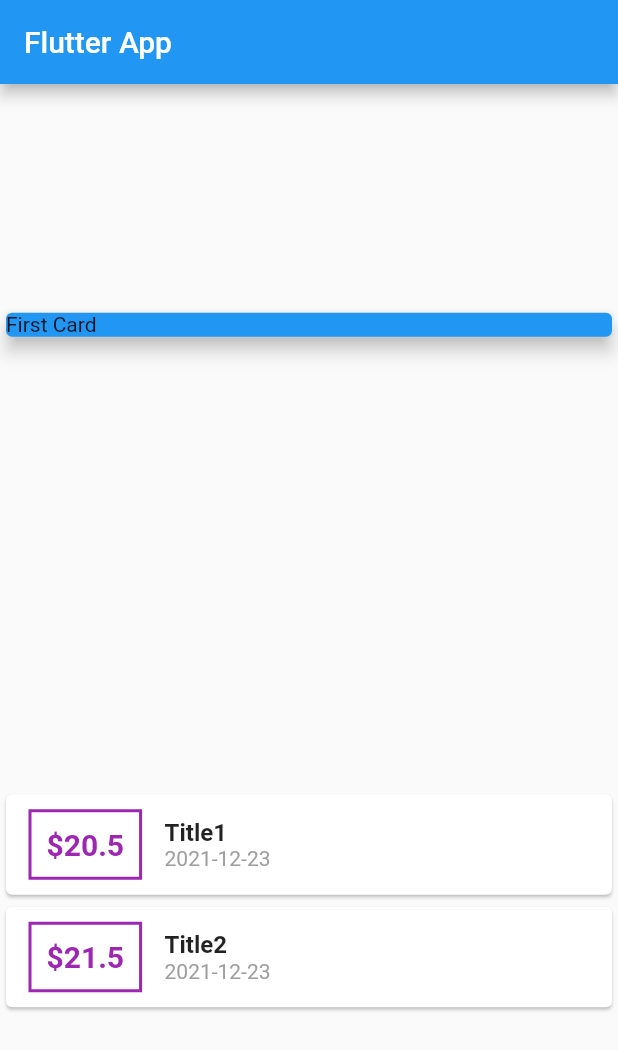
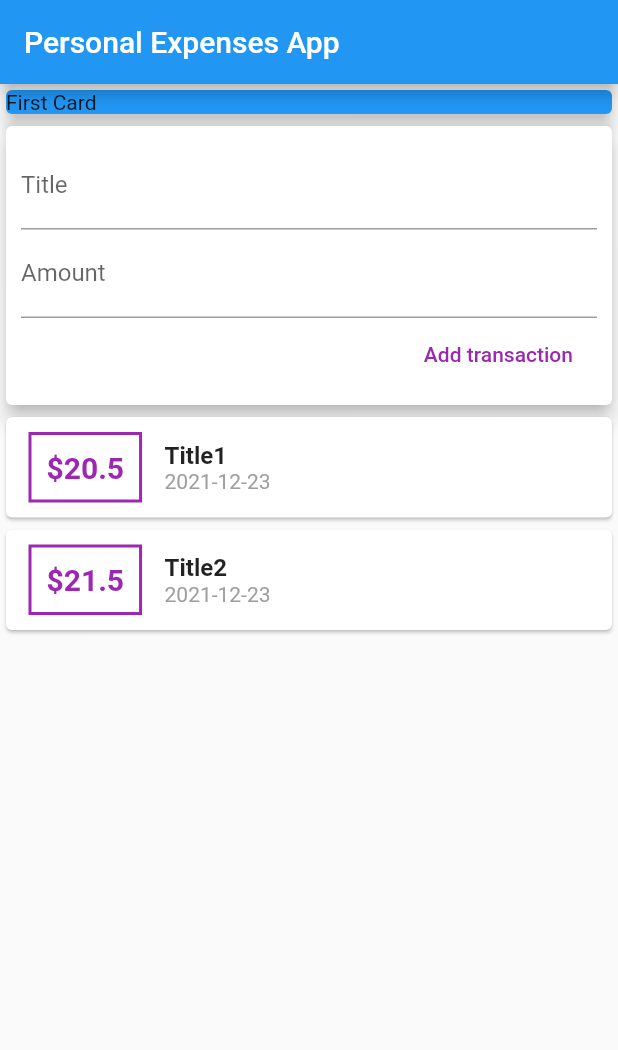
Before and after one commit to dhairya-lakhera/my-flutter-app2, a Flutter app: the screen it shows after launch, on a phone screen of 412 x 824 dp. Shown: the top 1050 px of the screen. Run offline on Flutter 3.47's test engine with Material 2 defaults, Android fonts, the phone set to English and light mode, and no system bars.

Commit message:
85 Fetching user input
1. using onChanged
2. using controller

Description is in docs/fetching_user_input.txt

```diff
--- a/lib/main.dart
+++ b/lib/main.dart
@@ -31,14 +31,17 @@ class MyHomePage extends StatelessWidget {
     ),
   ];
 
+  final titleInputContoller = TextEditingController();
+  final amountInputController = TextEditingController();
+
   @override
   Widget build(BuildContext context) {
     return Scaffold(
         appBar: AppBar(
-          title: Text('Flutter App'),
+          title: Text('Personal Expenses App'),
         ),
         body: Column(
-          mainAxisAlignment: MainAxisAlignment.spaceAround,
+          //mainAxisAlignment: MainAxisAlignment.spaceAround,
           crossAxisAlignment: CrossAxisAlignment.stretch,
           children: [
             Container(
@@ -47,6 +50,32 @@ class MyHomePage extends StatelessWidget {
                 child: Text('First Card'),
                 elevation: 5,
                 color: Colors.blue,
+              ),
+            ),
+            Card(
+              elevation: 5,
+              child: Container(
+                padding: EdgeInsets.all(10),
+                child: Column(
+                  crossAxisAlignment: CrossAxisAlignment.end,
+                  children: [
+                    TextField(
+                      decoration: InputDecoration(labelText: 'Title'),
+                      controller: titleInputContoller,
+                    ),
+                    TextField(
+                      decoration: InputDecoration(labelText: 'Amount'),
+                      controller: amountInputController,
+                    ),
+                    FlatButton(
+                        child: Text('Add transaction'),
+                        textColor: Colors.purple,
+                        onPressed: () {
+                          print('title is ${titleInputContoller.text}');
+                          print('amount is ${amountInputController.text}');
+                        }),
+                  ],
+                ),
               ),
             ),
             Column(
```
Also changed, not shown: docs/fetching_user_input.txt (added, +20 -0 lines).
